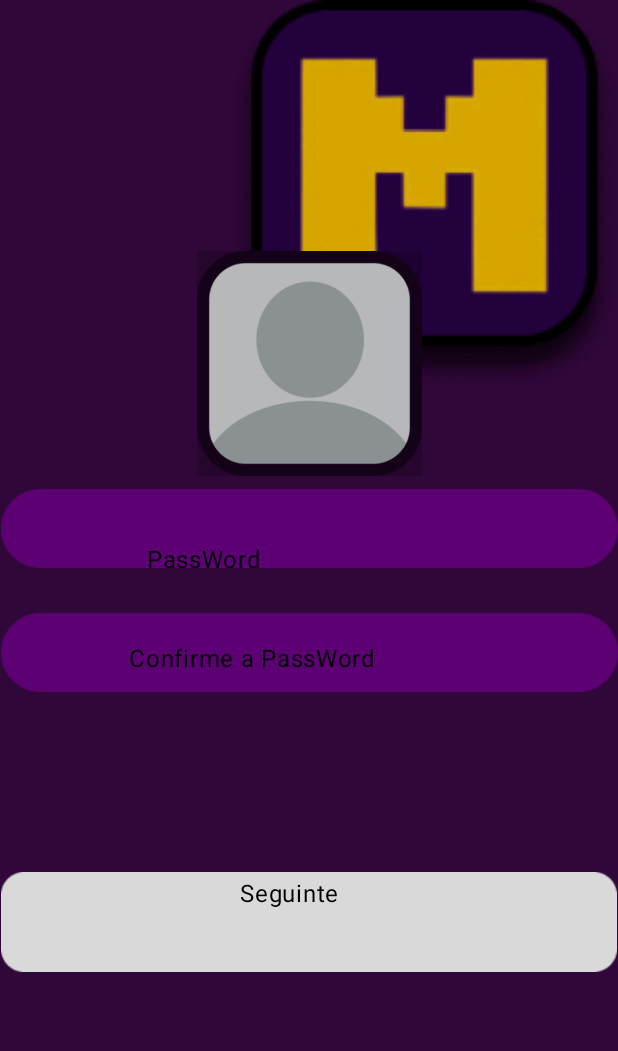
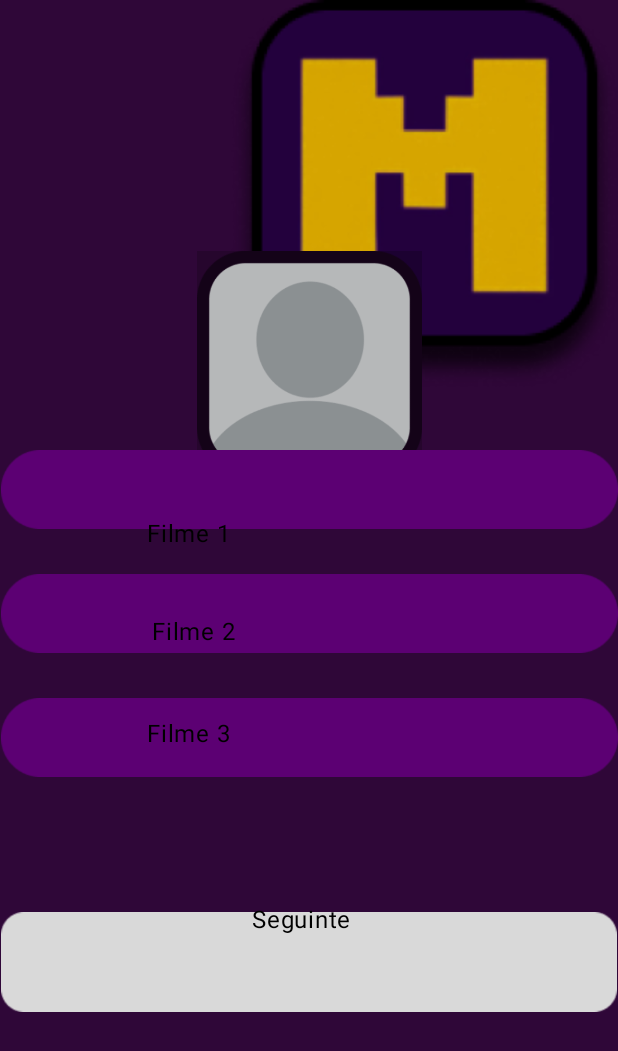
Before and after one commit to devHoff/Moodly, an Android app built with Jetpack Compose: the SignUp_4 screen opened directly, with no data from a screen before it, on a phone screen of 412 x 824 dp. Shown: the top 1051 px of the screen. Run offline under Robolectric (Android 15) with nearby library versions, the phone set to English and light mode, and no system bars.

Commit message:
Moodly-Project

```diff
--- a/app/src/main/AndroidManifest.xml
+++ b/app/src/main/AndroidManifest.xml
@@ -27,7 +27,7 @@
             android:label="@string/title_activity_chats"
             android:theme="@style/Theme.FirstApp" />
         <activity
-            android:name=".ui.theme.ui.theme.conexao"
+            android:name=".ui.theme.conexao"
             android:exported="false"
             android:label="@string/title_activity_conexao"
             android:theme="@style/Theme.FirstApp" />
@@ -37,17 +37,17 @@
             android:label="@string/title_activity_conection"
             android:theme="@style/Theme.FirstApp" />
         <activity
-            android:name=".ui.theme.ui.theme.TelaInicial"
+            android:name=".ui.theme.TelaInicial"
             android:exported="false"
             android:label="@string/title_activity_tela_inicial"
             android:theme="@style/Theme.FirstApp" />
         <activity
-            android:name=".ui.theme.ui.theme.PassWordLogin"
+            android:name=".ui.theme.PassWordLogin"
             android:exported="false"
             android:label="@string/title_activity_pass_word_login"
             android:theme="@style/Theme.FirstApp" />
         <activity
-            android:name=".ui.theme.ui.theme.SignUp_4"
+            android:name=".ui.theme.SignUp_4"
             android:exported="false"
             android:label="@string/title_activity_sign_up4"
             android:theme="@style/Theme.FirstApp" />
--- a/app/src/main/java/pt/iade/ei/firstapp/ui/theme/ui/theme/PassWordLogin.kt
+++ b/app/src/main/java/pt/iade/ei/firstapp/ui/theme/SignUp_4.kt
@@ -1,4 +1,4 @@
-package pt.iade.ei.firstapp.ui.theme.ui.theme
+package pt.iade.ei.firstapp.ui.theme
 
 import android.os.Bundle
 import androidx.activity.ComponentActivity
@@ -10,12 +10,10 @@ import androidx.compose.foundation.layout.Arrangement
 import androidx.compose.foundation.layout.Column
 import androidx.compose.foundation.layout.Row
 import androidx.compose.foundation.layout.fillMaxHeight
-import androidx.compose.foundation.layout.fillMaxSize
 import androidx.compose.foundation.layout.fillMaxWidth
 import androidx.compose.foundation.layout.offset
 import androidx.compose.foundation.layout.padding
 import androidx.compose.foundation.layout.size
-import androidx.compose.material3.Scaffold
 import androidx.compose.material3.Text
 import androidx.compose.runtime.Composable
 import androidx.compose.ui.Alignment
@@ -27,20 +25,20 @@ import androidx.compose.ui.unit.dp
 import pt.iade.ei.firstapp.R
 import pt.iade.ei.firstapp.ui.theme.ui.theme.ui.theme.FirstAppTheme
 
-class PassWordLogin : ComponentActivity() {
+class SignUp_4 : ComponentActivity() {
     override fun onCreate(savedInstanceState: Bundle?) {
         super.onCreate(savedInstanceState)
         enableEdgeToEdge()
         setContent {
             FirstAppTheme {
-            PassLogin()
+SextaTela()
             }
         }
     }
 }
 
 @Composable
-fun PassLogin(){
+fun SextaTela(){
 
 
 
@@ -121,6 +119,13 @@ fun PassLogin(){
             contentDescription = "BAARRA ROXA"
 
         )
+        Image(
+            modifier = Modifier
+                .offset(y =(60).dp),
+            painter = painterResource(id = R.drawable.barra_roxa),
+            contentDescription = "BAARRA ROXA"
+
+        )
 
         Image(
             modifier = Modifier
@@ -139,23 +144,30 @@ fun PassLogin(){
     {
         Text(
             modifier = Modifier.
-            offset(y = (-15).dp)
-                .offset(x=(-70).dp),
-            text = "PassWord"
+            offset(y = (-20).dp)
+                .offset(x=(-80).dp),
+            text = "Filme 1"
 
         )
         Text(
             modifier = Modifier.
-            offset(y = (27).dp)
-                .offset(x=(-38).dp),
-            text = "Confirme a PassWord"
+            offset(y = (21).dp)
+                .offset(x=(-77).dp),
+            text = "Filme 2"
+
+        )
+        Text(
+            modifier = Modifier.
+            offset(y = 65.dp)
+                .offset(x=(-80).dp),
+            text = "Filme 3"
 
         )
 
         Text(
             modifier = Modifier.
-            offset(y = (160).dp)
-                .offset(x=(-13).dp),
+            offset(y = (165).dp)
+                .offset(x=(-5).dp),
             text = "Seguinte"
 
         )
@@ -168,8 +180,8 @@ fun PassLogin(){
 
 @Preview(showBackground = true)
 @Composable
-fun PassLoginPreview(){
-    pt.iade.ei.firstapp.ui.theme.FirstAppTheme { }
-    PassLogin()
-
+fun SextaTelaPreview(){
+    pt.iade.ei.firstapp.ui.theme.ui.theme.FirstAppTheme {
+    }
+    SextaTela()
 }
--- a/app/src/main/java/pt/iade/ei/firstapp/ui/theme/ui/theme/TelaInicial.kt
+++ b/app/src/main/java/pt/iade/ei/firstapp/ui/theme/TelaInicial.kt
@@ -1,4 +1,4 @@
-package pt.iade.ei.firstapp.ui.theme.ui.theme
+package pt.iade.ei.firstapp.ui.theme
 
 import android.os.Bundle
 import androidx.activity.ComponentActivity
@@ -10,12 +10,10 @@ import androidx.compose.foundation.layout.Arrangement
 import androidx.compose.foundation.layout.Column
 import androidx.compose.foundation.layout.Row
 import androidx.compose.foundation.layout.fillMaxHeight
-import androidx.compose.foundation.layout.fillMaxSize
 import androidx.compose.foundation.layout.fillMaxWidth
 import androidx.compose.foundation.layout.offset
 import androidx.compose.foundation.layout.padding
 import androidx.compose.foundation.layout.size
-import androidx.compose.material3.Scaffold
 import androidx.compose.material3.Text
 import androidx.compose.runtime.Composable
 import androidx.compose.ui.Alignment
```
Also changed, not shown: app/src/main/java/pt/iade/ei/firstapp/ui/theme/PassWordLogin.kt (renamed from app/src/main/java/pt/iade/ei/firstapp/ui/theme/ui/theme/SignUp_4.kt, +16 -32 lines), app/src/main/java/pt/iade/ei/firstapp/ui/theme/conexao.kt (renamed from app/src/main/java/pt/iade/ei/firstapp/ui/theme/ui/theme/conexao.kt, +29 -21 lines).
